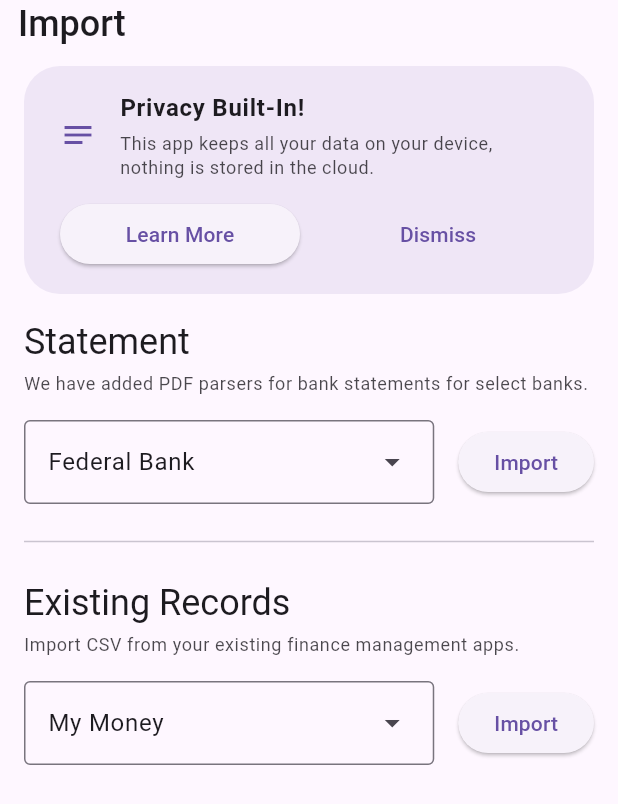
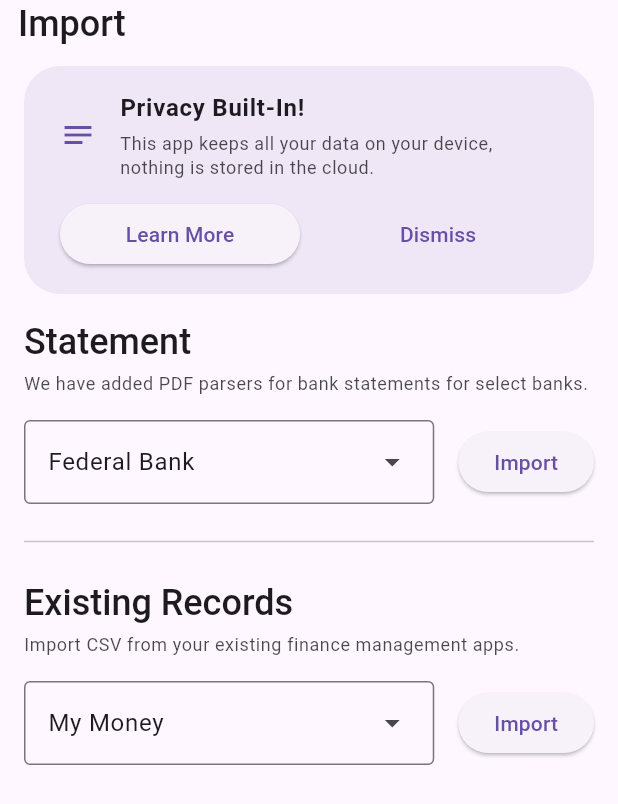
Before and after one commit to Ronak99/MyMoney, a Flutter app: the ImportPage screen opened by its route, on a phone screen of 412 x 824 dp. Shown: the top 804 px of the screen. Run offline on Flutter 3.47's test engine with Material 3 defaults, Android fonts, the phone set to English and light mode, and no system bars; our stand-ins replace file_picker, floor, flutter_bloc, flutter_sticky_header, freezed_annotation, get and 3 more; missing offline and left inert: syncfusion_flutter_pdf; accounts and stored records are empty; generated files the repository leaves out were written again; statements that could not run were skipped.

Commit message:
chore: sundarta

```diff
--- a/lib/presentation/pages/import/import_page.dart
+++ b/lib/presentation/pages/import/import_page.dart
@@ -42,7 +42,8 @@ class ImportPage extends StatelessWidget {
                     .onImport(context, bank: selectedBank.value);
               },
               selectedItem: selectedBank,
-              items: Map.fromEntries(Bank.values.map((e) => MapEntry(e, e.name))),
+              items:
+                  Map.fromEntries(Bank.values.map((e) => MapEntry(e, e.name))),
             ),
             const Divider(
               height: 50,
@@ -58,7 +59,8 @@ class ImportPage extends StatelessWidget {
                     .onImport(context, peerApp: selectedPeer.value);
               },
               selectedItem: selectedPeer,
-              items: Map.fromEntries(PeerApp.values.map((e) => MapEntry(e, e.name))),
+              items: Map.fromEntries(
+                  PeerApp.values.map((e) => MapEntry(e, e.name))),
             ),
           ],
         ),
@@ -162,7 +164,12 @@ class ImportSection<T> extends StatelessWidget {
         return Column(
           crossAxisAlignment: CrossAxisAlignment.start,
           children: [
-            Text(title, style: context.textTheme.headlineSmall),
+            Text(
+              title,
+              style: context.textTheme.headlineSmall!.copyWith(
+                fontWeight: FontWeight.w500,
+              ),
+            ),
             const SizedBox(height: 4),
             Text(
               description,
```
